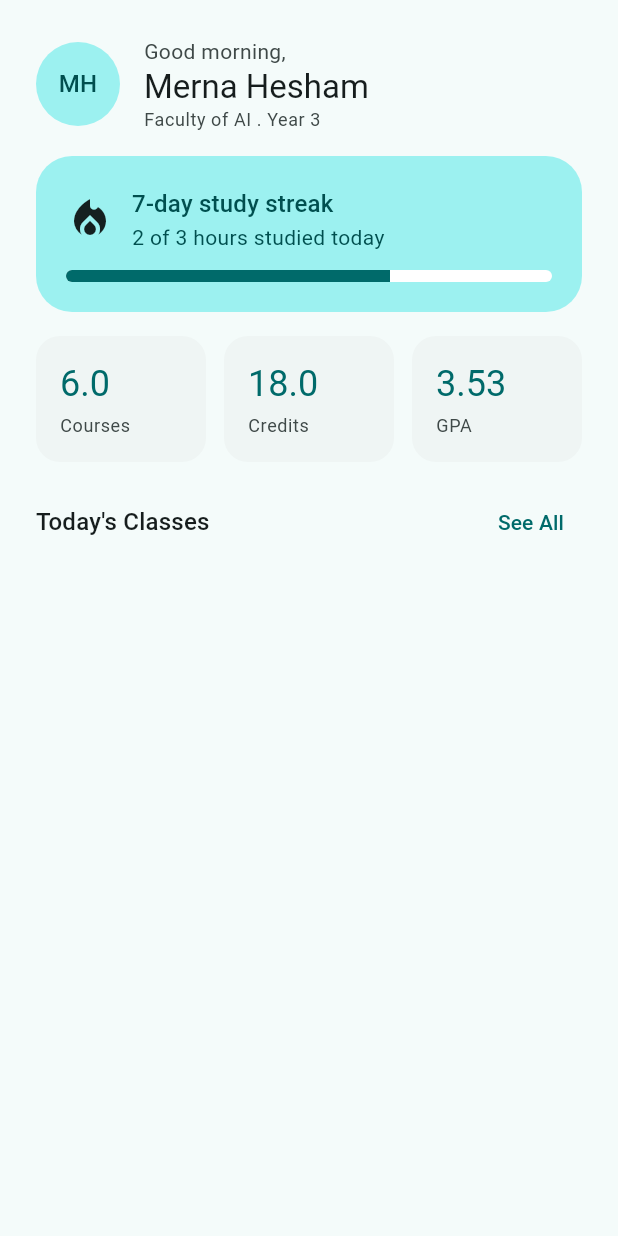
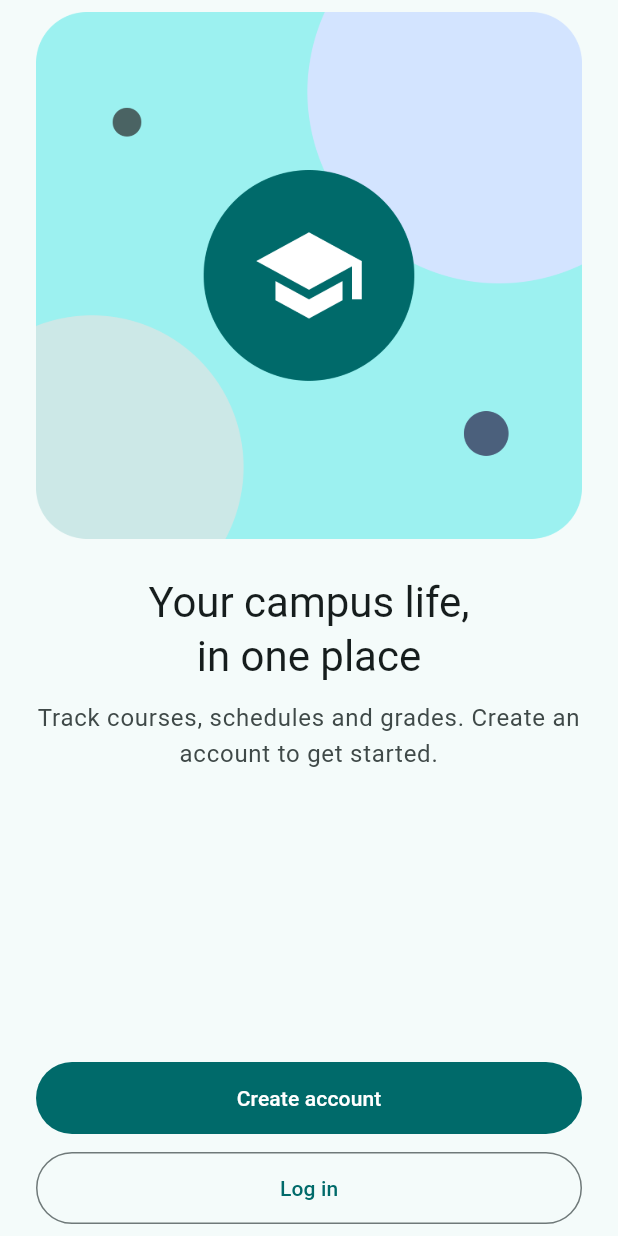
Before and after one commit to Merna-Hesham/student_hub, a Flutter app: the screen it shows after launch, on a phone screen of 412 x 824 dp. Run offline on Flutter 3.47's test engine with Material 3 defaults, Android fonts, the phone set to English and light mode, and no system bars.

Commit message:
stateful widgets & text fields & buttons

```diff
--- a/lib/app.dart
+++ b/lib/app.dart
@@ -1,5 +1,5 @@
 import 'package:flutter/material.dart';
-import 'package:flutter_online2/screens/home_screen.dart';
+import 'package:flutter_online2/screens/welcome_screen.dart';
 import 'Theme/app_theme.dart';
 
 class StudentHubApp extends StatelessWidget{
@@ -14,8 +14,7 @@ class StudentHubApp extends StatelessWidget{
       theme: buildTheme(Brightness.light),
       darkTheme: buildTheme(Brightness.dark),
       themeMode: ThemeMode.system,
-      home: HomeScreen(),
+      home: WelcomeScreen(),
     );
   }
-
 }
--- a/lib/screens/home_screen.dart
+++ b/lib/screens/home_screen.dart
@@ -9,7 +9,7 @@ class HomeScreen extends StatelessWidget{
   const HomeScreen({super.key});
 
   @override
-  Widget build(BuildContext context) {
+  Widget build(BuildContext context){
     return Scaffold(
       body: SafeArea(
         child: SingleChildScrollView(
--- /dev/null
+++ b/lib/screens/welcome_screen.dart
@@ -0,0 +1,103 @@
+import 'package:flutter/material.dart';
+import 'package:flutter_online2/screens/sign_up_screen.dart';
+import 'log_in_screen.dart';
+
+class WelcomeScreen extends StatelessWidget{
+
+  const WelcomeScreen({
+    super.key,
+  });
+
+  @override
+  Widget build(BuildContext context){
+    final textTheme = Theme.of(context).textTheme;
+    final scheme = Theme.of(context).colorScheme;
+
+    return Scaffold(
+      body: SafeArea(
+        child: Padding(
+          padding: const EdgeInsets.symmetric(
+            horizontal: 24,
+            vertical: 8,
+          ),
+          child: Column(
+            crossAxisAlignment: CrossAxisAlignment.center,
+            children: [
+              Container(
+                decoration: BoxDecoration(
+                  borderRadius: BorderRadius.circular(32),
+                ),
+                width: double.infinity,
+                child: Image.asset(
+                  'lib/assets/images/welcome_image.png',
+                ),
+              ),
+
+              const SizedBox(
+                height: 24,
+              ),
+
+              Text(
+                'Your campus life, \nin one place',
+                textAlign: TextAlign.center,
+                style: textTheme.headlineMedium?.copyWith(color: scheme.onSurface),
+              ),
+
+              const SizedBox(
+                height: 12,
+              ),
+
+              Text(
+                'Track courses, schedules and grades. Create an account to get started.',
+                textAlign: TextAlign.center,
+                style: textTheme.bodyLarge?.copyWith(color: scheme.onSurfaceVariant),
+              ),
+
+              Expanded(
+                child: const SizedBox(
+                  height: 24,
+                ),
+              ),
+
+              SizedBox(
+                width: double.infinity,
+                height: 48,
+                child: FilledButton(
+                  onPressed: () {
+                    Navigator.push(
+                      context,
+                      MaterialPageRoute(builder: (context) => const SignUpScreen()),
+                    );
+                  },
+                  child: Text(
+                    'Create account',
+                    style: textTheme.labelLarge?.copyWith(color: scheme.onPrimary),
+                  ),
+                ),
+              ),
+
+              const SizedBox(height: 12),
+
+              SizedBox(
+                width: double.infinity,
+                height: 48,
+                child: OutlinedButton(
+                  onPressed: () {
+                    Navigator.push(
+                      context,
+                      MaterialPageRoute(builder: (context) => const LogInScreen()),
+                    );
+                  },
+                  child: Text(
+                    'Log in',
+                    style: textTheme.labelLarge?.copyWith(color: scheme.primary),
+                  ),
+                ),
+              ),
+            ],
+          ),
+        ),
+      ),
+    );
+  }
+}
```
Also changed, not shown: lib/screens/log_in_screen.dart (added, +164 -0 lines), lib/screens/sign_up_screen.dart (added, +228 -0 lines), lib/utils/validators.dart (added, +26 -0 lines), lib/widgets/custom_text_field.dart (added, +65 -0 lines), lib/assets/images/welcome_image.png (added).
